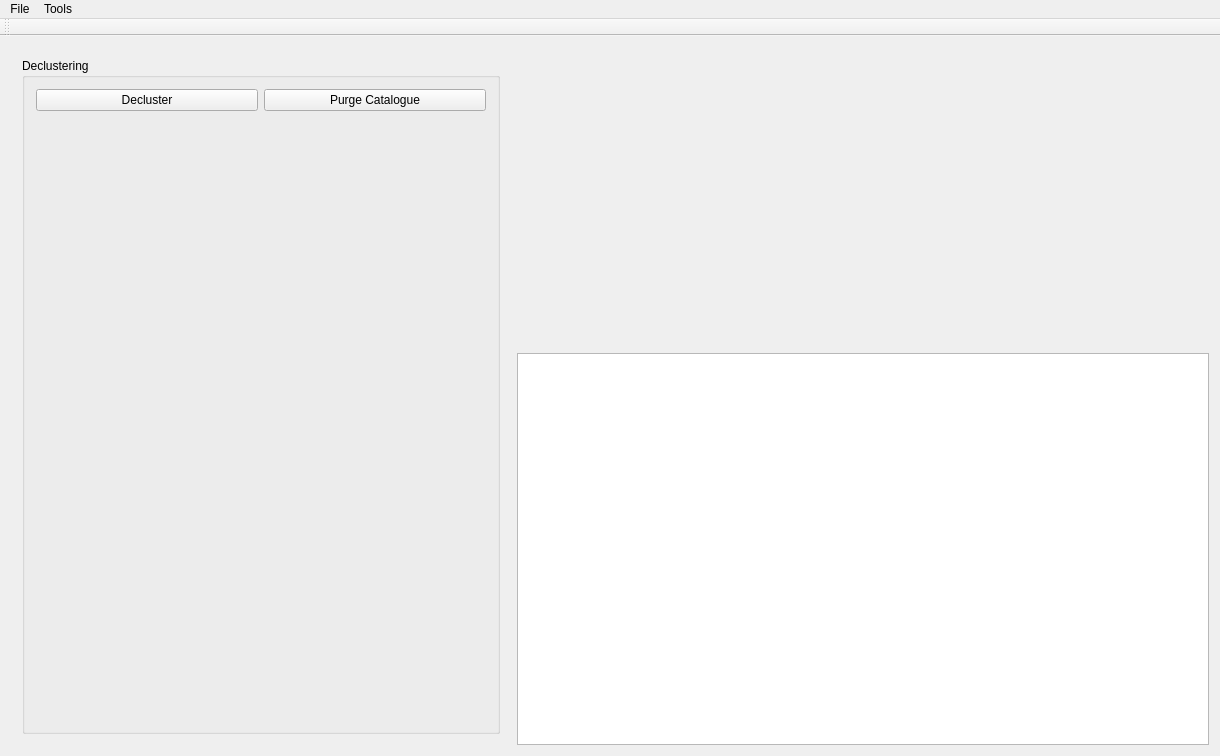
The window that hmtk_ui/hmtkwindow.ui (gem/oq-irmt-qgis) describes before a commit, drawn with Qt 5.
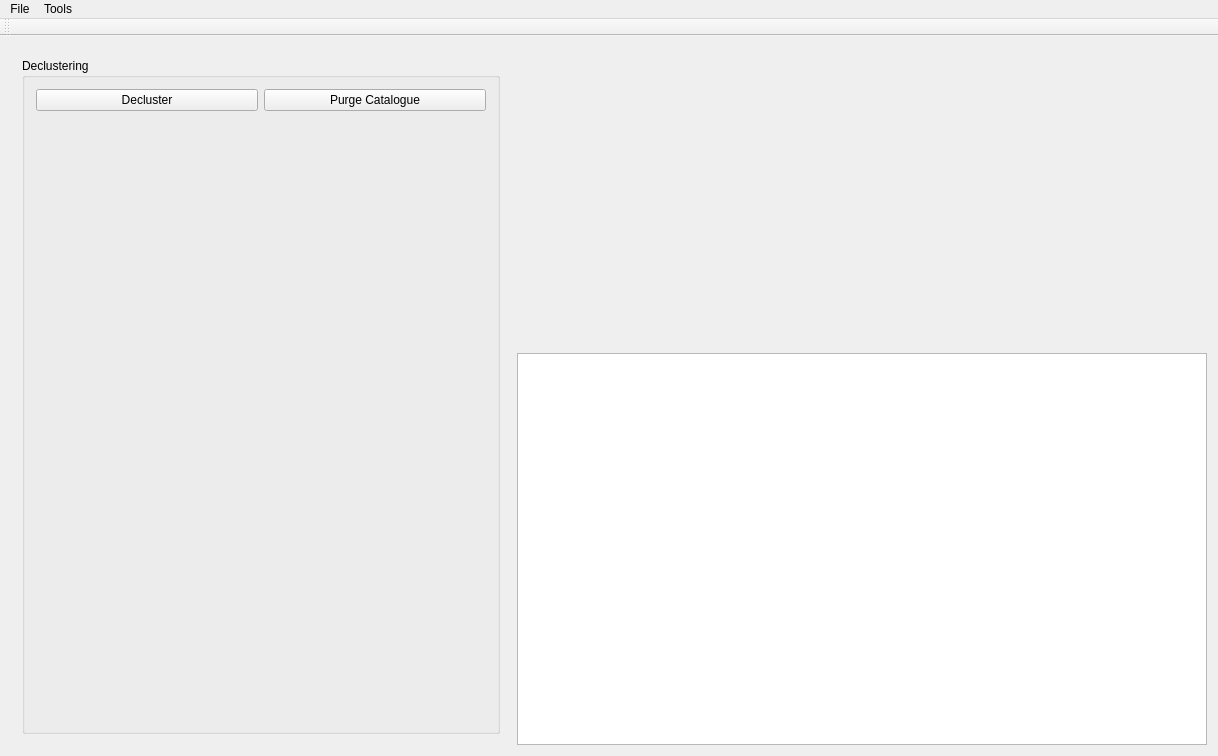
The same window after the commit. Custom widgets are drawn as their Qt base class.

What changed in the file:
```diff
--- a/hmtk_ui/hmtkwindow.ui
+++ b/hmtk_ui/hmtkwindow.ui
@@ -6,7 +6,7 @@
    <rect>
     <x>0</x>
     <y>0</y>
-    <width>1220</width>
+    <width>1218</width>
     <height>756</height>
    </rect>
   </property>
@@ -297,7 +297,7 @@
     <rect>
      <x>0</x>
      <y>0</y>
-     <width>1220</width>
+     <width>1218</width>
      <height>22</height>
     </rect>
    </property>
```
Left out of the diff: 29 changed lines with no effect on the pictures.
